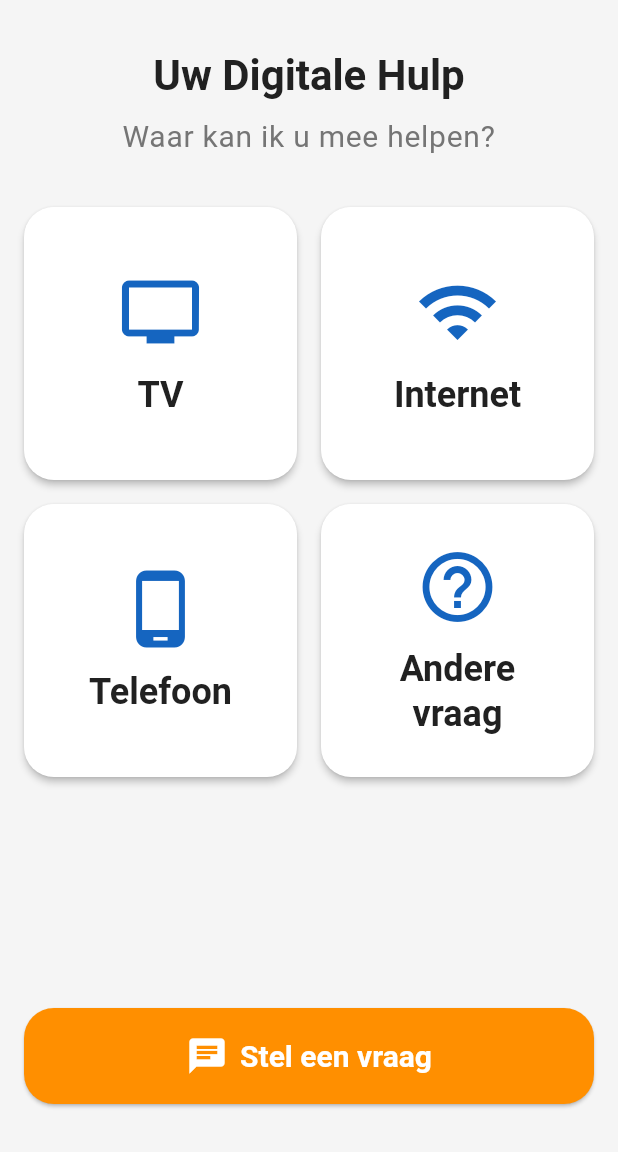
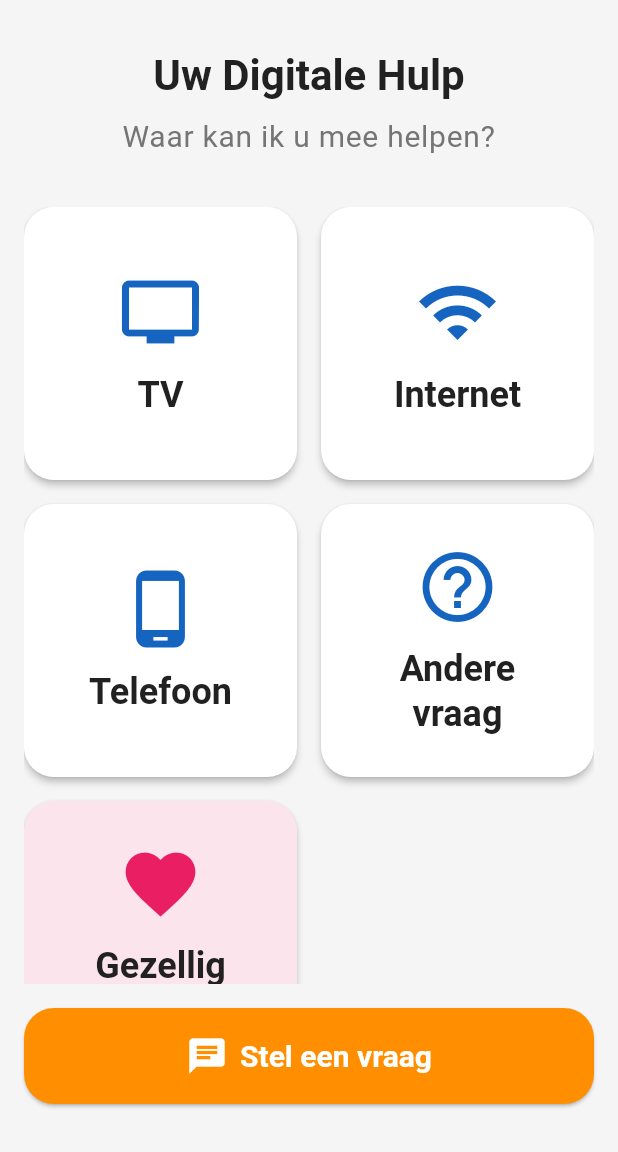
Before and after one commit to robertftenbosch/aipa, a Flutter app: the HomeScreen screen opened directly, on a phone screen of 412 x 824 dp, the part 84-1236 px from its top. Run offline on Flutter 3.47's test engine with Material 3 defaults, Android fonts, the phone set to English and light mode, and no system bars; our stand-ins replace flutter_secure_storage, flutter_tts, image_picker, speech_to_text; missing offline and left inert: duckduckgo_search, flutter_gemma; accounts and stored records are empty; statements that could not run were skipped.

Commit message:
Add 'Gezellig kletsen' category for friendly conversation
- New chat category with warm, personal conversation style
- AI asks about their day, hobbies, memories, family
- Shares fun facts, proverbs, and jokes
- Pink heart icon with warm background color
- Auto-search disabled for casual chat (not needed, faster response)

Co-Authored-By: Claude Opus 4.6 (1M context) <noreply@anthropic.com>

```diff
--- a/lib/config/constants.dart
+++ b/lib/config/constants.dart
@@ -77,6 +77,16 @@ De gebruiker heeft hulp nodig met internet. Begin met te vragen of ze een nieuw
 De gebruiker heeft hulp nodig met hun telefoon. Vraag of het om een smartphone (Samsung, iPhone) of een gewone telefoon gaat, en wat ze willen doen.''',
     'anders': '''
 De gebruiker heeft een algemene vraag over technologie. Vraag vriendelijk waarmee u kunt helpen.''',
+    'kletsen': '''
+Dit is een gezellig gesprek. Je bent een warme, vriendelijke gesprekspartner.
+REGELS:
+- Stel vragen over hun dag, hobby's, herinneringen, familie, het weer.
+- Luister goed en reageer persoonlijk op wat ze vertellen.
+- Deel af en toe een leuk weetje, spreekwoord of mop.
+- Houd het luchtig en positief.
+- Geef GEEN technische hulp tenzij ze erom vragen.
+- Wees oprecht geinteresseerd. Vraag door op details.
+- Gebruik een warme, persoonlijke toon alsof je op visite bent.''',
   };
 
   static String getSystemPrompt(String? categoryId) {
--- a/lib/models/task_category.dart
+++ b/lib/models/task_category.dart
@@ -40,5 +40,12 @@ class TaskCategory {
       icon: Icons.help_outline,
       greeting: 'Hallo! Waarmee kan ik u helpen?',
     ),
+    TaskCategory(
+      id: 'kletsen',
+      label: 'Gezellig kletsen',
+      icon: Icons.favorite,
+      greeting:
+          'Hallo! Wat leuk dat u er bent. Hoe gaat het vandaag met u?',
+    ),
   ];
 }
--- a/lib/providers/chat_provider.dart
+++ b/lib/providers/chat_provider.dart
@@ -77,8 +77,10 @@ class ChatProvider extends ChangeNotifier {
     ));
     notifyListeners();
 
-    // Auto-search the web for context
+    // Auto-search the web for context (skip for casual chat)
+    final skipSearch = category?.id == 'kletsen';
     String? searchContext;
+    if (!skipSearch) {
       try {
         _isSearching = true;
         notifyListeners();
@@ -92,6 +94,7 @@ class ChatProvider extends ChangeNotifier {
       } finally {
         _isSearching = false;
         notifyListeners();
+      }
     }
 
     // Build prompt with optional search context
--- a/lib/widgets/category_button.dart
+++ b/lib/widgets/category_button.dart
@@ -13,14 +13,20 @@ class CategoryButton extends StatelessWidget {
 
   @override
   Widget build(BuildContext context) {
+    final isChat = category.id == 'kletsen';
+    final iconColor = isChat
+        ? const Color(0xFFE91E63)
+        : Theme.of(context).colorScheme.primary;
+    final bgColor = isChat ? const Color(0xFFFCE4EC) : Colors.white;
+
     return Material(
-      color: Colors.white,
+      color: bgColor,
       borderRadius: BorderRadius.circular(20),
       elevation: 2,
       child: InkWell(
         onTap: onTap,
         borderRadius: BorderRadius.circular(20),
-        splashColor: Theme.of(context).colorScheme.primary.withAlpha(30),
+        splashColor: iconColor.withAlpha(30),
         child: Container(
           padding: const EdgeInsets.all(20),
           child: Column(
@@ -29,7 +35,7 @@ class CategoryButton extends StatelessWidget {
               Icon(
                 category.icon,
                 size: 56,
-                color: Theme.of(context).colorScheme.primary,
+                color: iconColor,
               ),
               const SizedBox(height: 12),
               Text(
```
Lines whose indentation alone changed are shown as unchanged.
